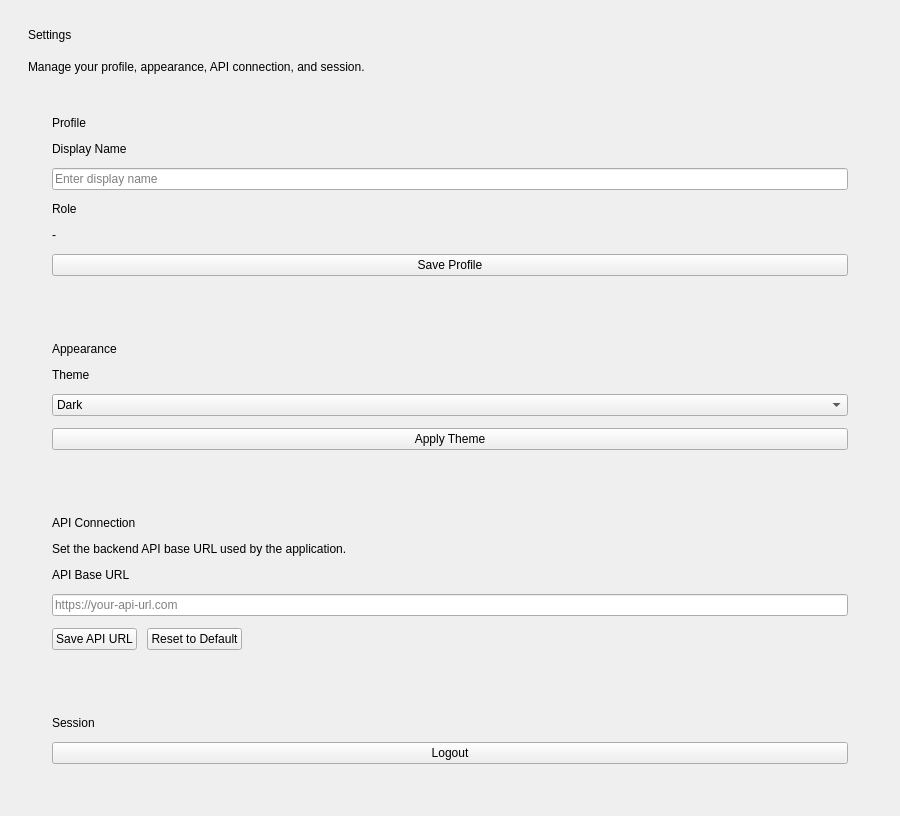
The window that InventoryQtApp/SettingsPage.ui (Felipeact/InventoryQtApp) describes before a commit, drawn with Qt 5.
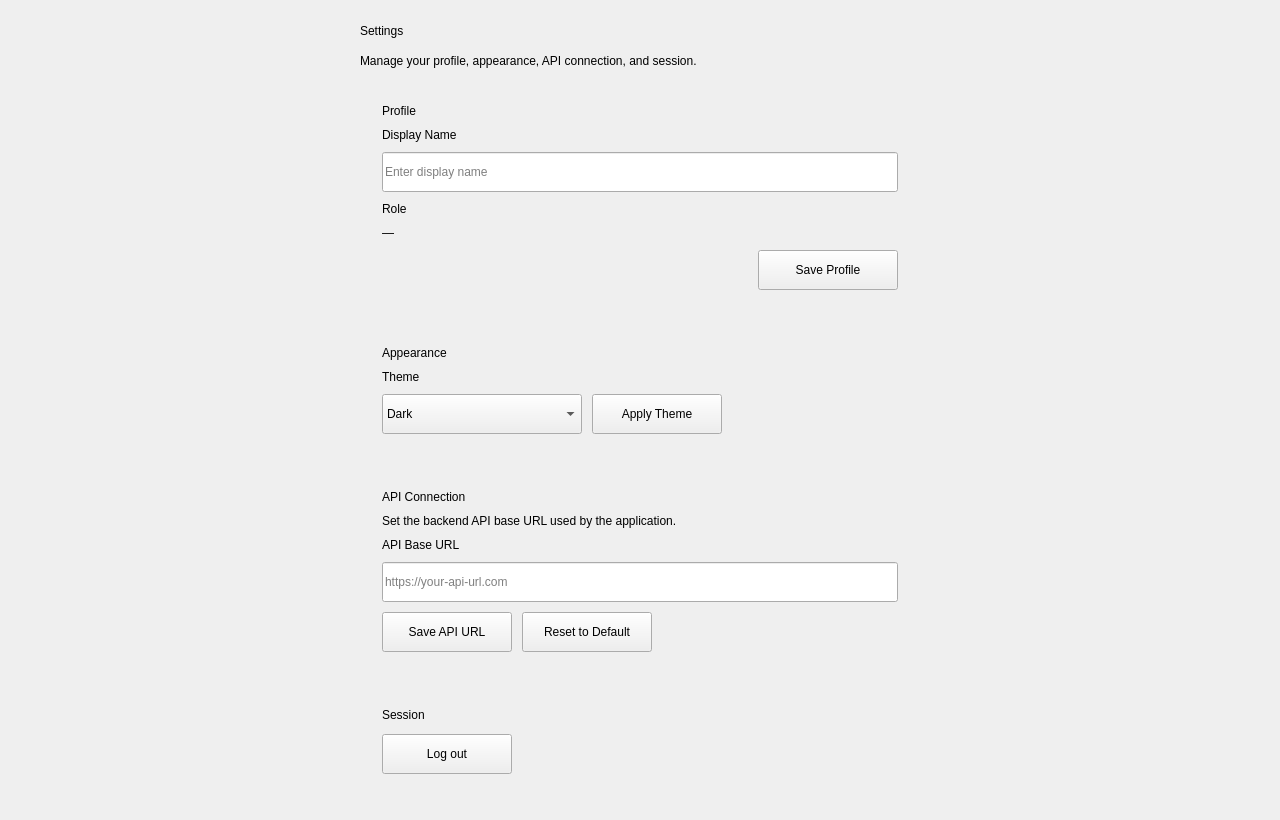
The same window after the commit.

Diff of the .ui file:
```diff
--- a/InventoryQtApp/SettingsPage.ui
+++ b/InventoryQtApp/SettingsPage.ui
@@ -3,233 +3,110 @@
 	<class>SettingsPageClass</class>
 	<widget class="QWidget" name="SettingsPageClass">
 		<property name="geometry">
-			<rect>
-				<x>0</x>
-				<y>0</y>
-				<width>900</width>
-				<height>760</height>
-			</rect>
-		</property>
-
-		<property name="styleSheet">
-			<string notr="true"/>
-		</property>
-
+   <rect><x>0</x><y>0</y><width>1280</width><height>820</height></rect>
+  </property>
+  <property name="windowTitle"><string>Settings</string></property>
+  <layout class="QHBoxLayout" name="rootLayout">
+   <property name="leftMargin"><number>24</number></property>
+   <property name="topMargin"><number>24</number></property>
+   <property name="rightMargin"><number>24</number></property>
+   <property name="bottomMargin"><number>24</number></property>
+   <property name="spacing"><number>0</number></property>
+   <item>
+    <spacer name="leftSpacer"><property name="orientation"><enum>Qt::Horizontal</enum></property><property name="sizeHint" stdset="0"><size><width>40</width><height>20</height></size></property></spacer>
+   </item>
+   <item>
+    <widget class="QWidget" name="contentColumn" native="true">
+     <property name="minimumSize"><size><width>560</width><height>0</height></size></property>
+     <property name="maximumSize"><size><width>880</width><height>16777215</height></size></property>
 		<layout class="QVBoxLayout" name="mainLayout">
-			<property name="leftMargin">
-				<number>28</number>
-			</property>
-			<property name="topMargin">
-				<number>28</number>
-			</property>
-			<property name="rightMargin">
-				<number>28</number>
-			</property>
-			<property name="bottomMargin">
-				<number>28</number>
-			</property>
-			<property name="spacing">
-				<number>18</number>
-			</property>
-
+      <property name="leftMargin"><number>0</number></property>
+      <property name="topMargin"><number>0</number></property>
+      <property name="rightMargin"><number>0</number></property>
+      <property name="bottomMargin"><number>0</number></property>
+      <property name="spacing"><number>16</number></property>
 			<item>
-				<widget class="QLabel" name="titleLabel">
-					<property name="text">
-						<string>Settings</string>
-					</property>
-				</widget>
-			</item>
-
+       <widget class="QLabel" name="titleLabel"><property name="text"><string>Settings</string></property></widget>
+      </item>
 			<item>
-				<widget class="QLabel" name="subtitleLabel">
-					<property name="text">
-						<string>Manage your profile, appearance, API connection, and session.</string>
-					</property>
-				</widget>
-			</item>
-
+       <widget class="QLabel" name="subtitleLabel"><property name="text"><string>Manage your profile, appearance, API connection, and session.</string></property></widget>
+      </item>
 			<item>
 				<widget class="QWidget" name="profileCard" native="true">
 					<layout class="QVBoxLayout" name="profileLayout">
-						<property name="leftMargin">
-							<number>24</number>
-						</property>
-						<property name="topMargin">
-							<number>24</number>
-						</property>
-						<property name="rightMargin">
-							<number>24</number>
-						</property>
-						<property name="bottomMargin">
-							<number>24</number>
-						</property>
-						<property name="spacing">
-							<number>12</number>
-						</property>
-
+         <property name="leftMargin"><number>22</number></property>
+         <property name="topMargin"><number>20</number></property>
+         <property name="rightMargin"><number>22</number></property>
+         <property name="bottomMargin"><number>20</number></property>
+         <property name="spacing"><number>10</number></property>
+         <item><widget class="QLabel" name="profileTitleLabel"><property name="text"><string>Profile</string></property></widget></item>
+         <item><widget class="QLabel" name="nameLabel"><property name="text"><string>Display Name</string></property></widget></item>
+         <item><widget class="QLineEdit" name="nameInput"><property name="minimumSize"><size><width>0</width><height>40</height></size></property><property name="placeholderText"><string>Enter display name</string></property></widget></item>
+         <item><widget class="QLabel" name="roleLabel"><property name="text"><string>Role</string></property></widget></item>
+         <item><widget class="QLabel" name="roleValueLabel"><property name="text"><string>—</string></property></widget></item>
 						<item>
-							<widget class="QLabel" name="profileTitleLabel">
-								<property name="text">
-									<string>Profile</string>
-								</property>
-							</widget>
-						</item>
-
-						<item>
-							<widget class="QLabel" name="nameLabel">
-								<property name="text">
-									<string>Display Name</string>
-								</property>
-							</widget>
-						</item>
-
-						<item>
-							<widget class="QLineEdit" name="nameInput">
-								<property name="placeholderText">
-									<string>Enter display name</string>
-								</property>
-							</widget>
-						</item>
-
-						<item>
-							<widget class="QLabel" name="roleLabel">
-								<property name="text">
-									<string>Role</string>
-								</property>
-							</widget>
-						</item>
-
-						<item>
-							<widget class="QLabel" name="roleValueLabel">
-								<property name="text">
-									<string>-</string>
-								</property>
-							</widget>
-						</item>
-
+          <layout class="QHBoxLayout" name="profileButtonLayout">
+           <item><spacer name="profileButtonSpacer"><property name="orientation"><enum>Qt::Horizontal</enum></property><property name="sizeHint" stdset="0"><size><width>40</width><height>20</height></size></property></spacer></item>
 						<item>
 							<widget class="QPushButton" name="saveProfileButton">
-								<property name="text">
-									<string>Save Profile</string>
-								</property>
+             <property name="minimumSize"><size><width>140</width><height>40</height></size></property>
+             <property name="text"><string>Save Profile</string></property>
+             <property name="cursor"><cursorShape>PointingHandCursor</cursorShape></property>
+             <property name="variant" stdset="0"><string>primary</string></property>
 							</widget>
 						</item>
 					</layout>
-				</widget>
-			</item>
-
+         </item>
+        </layout>
+       </widget>
+      </item>
 			<item>
 				<widget class="QWidget" name="appearanceCard" native="true">
 					<layout class="QVBoxLayout" name="appearanceLayout">
-						<property name="leftMargin">
-							<number>24</number>
-						</property>
-						<property name="topMargin">
-							<number>24</number>
-						</property>
-						<property name="rightMargin">
-							<number>24</number>
-						</property>
-						<property name="bottomMargin">
-							<number>24</number>
-						</property>
-						<property name="spacing">
-							<number>12</number>
-						</property>
-
+         <property name="leftMargin"><number>22</number></property>
+         <property name="topMargin"><number>20</number></property>
+         <property name="rightMargin"><number>22</number></property>
+         <property name="bottomMargin"><number>20</number></property>
+         <property name="spacing"><number>10</number></property>
+         <item><widget class="QLabel" name="appearanceTitleLabel"><property name="text"><string>Appearance</string></property></widget></item>
+         <item><widget class="QLabel" name="themeLabel"><property name="text"><string>Theme</string></property></widget></item>
 						<item>
-							<widget class="QLabel" name="appearanceTitleLabel">
-								<property name="text">
-									<string>Appearance</string>
-								</property>
-							</widget>
-						</item>
-
-						<item>
-							<widget class="QLabel" name="themeLabel">
-								<property name="text">
-									<string>Theme</string>
-								</property>
-							</widget>
-						</item>
-
+          <layout class="QHBoxLayout" name="themeRow">
+           <property name="spacing"><number>10</number></property>
 						<item>
 							<widget class="QComboBox" name="themeCombo">
-								<item>
-									<property name="text">
-										<string>Dark</string>
-									</property>
-								</item>
-								<item>
-									<property name="text">
-										<string>Light</string>
-									</property>
-								</item>
-							</widget>
-						</item>
-
+             <property name="minimumSize"><size><width>200</width><height>40</height></size></property>
+             <property name="maximumSize"><size><width>260</width><height>40</height></size></property>
+             <item><property name="text"><string>Dark</string></property></item>
+             <item><property name="text"><string>Light</string></property></item>
+            </widget>
+           </item>
 						<item>
 							<widget class="QPushButton" name="applyThemeButton">
-								<property name="text">
-									<string>Apply Theme</string>
-								</property>
-							</widget>
-						</item>
-					</layout>
-				</widget>
-			</item>
-
+             <property name="minimumSize"><size><width>130</width><height>40</height></size></property>
+             <property name="text"><string>Apply Theme</string></property>
+             <property name="cursor"><cursorShape>PointingHandCursor</cursorShape></property>
+             <property name="variant" stdset="0"><string>primary</string></property>
+            </widget>
+           </item>
+           <item><spacer name="themeSpacer"><property name="orientation"><enum>Qt::Horizontal</enum></property><property name="sizeHint" stdset="0"><size><width>40</width><height>20</height></size></property></spacer></item>
+          </layout>
+         </item>
+        </layout>
+       </widget>
+      </item>
 			<item>
 				<widget class="QWidget" name="apiCard" native="true">
 					<layout class="QVBoxLayout" name="apiLayout">
-						<property name="leftMargin">
-							<number>24</number>
-						</property>
-						<property name="topMargin">
-							<number>24</number>
-						</property>
-						<property name="rightMargin">
-							<number>24</number>
-						</property>
-						<property name="bottomMargin">
-							<number>24</number>
-						</property>
-						<property name="spacing">
-							<number>12</number>
-						</property>
-
-						<item>
-							<widget class="QLabel" name="apiTitleLabel">
-								<property name="text">
-									<string>API Connection</string>
-								</property>
-							</widget>
-						</item>
-
-						<item>
-							<widget class="QLabel" name="apiDescriptionLabel">
-								<property name="text">
-									<string>Set the backend API base URL used by the application.</string>
-								</property>
-							</widget>
-						</item>
-
-						<item>
-							<widget class="QLabel" name="apiUrlLabel">
-								<property name="text">
-									<string>API Base URL</string>
-								</property>
-							</widget>
-						</item>
-
-						<item>
-							<widget class="QLineEdit" name="apiUrlInput">
-								<property name="placeholderText">
-									<string>https://your-api-url.com</string>
-								</property>
-							</widget>
-						</item>
-
+         <property name="leftMargin"><number>22</number></property>
+         <property name="topMargin"><number>20</number></property>
+         <property name="rightMargin"><number>22</number></property>
+         <property name="bottomMargin"><number>20</number></property>
+         <property name="spacing"><number>10</number></property>
+         <item><widget class="QLabel" name="apiTitleLabel"><property name="text"><string>API Connection</string></property></widget></item>
+         <item><widget class="QLabel" name="apiDescriptionLabel"><property name="text"><string>Set the backend API base URL used by the application.</string></property></widget></item>
+         <item><widget class="QLabel" name="apiUrlLabel"><property name="text"><string>API Base URL</string></property></widget></item>
+         <item><widget class="QLineEdit" name="apiUrlInput"><property name="minimumSize"><size><width>0</width><height>40</height></size></property><property name="placeholderText"><string>https://your-api-url.com</string></property></widget></item>
 						<item>
 							<layout class="QHBoxLayout" name="apiButtonLayout">
 								<property name="spacing">
@@ -238,33 +115,20 @@
 
 								<item>
 									<widget class="QPushButton" name="saveApiUrlButton">
-										<property name="text">
-											<string>Save API URL</string>
-										</property>
-									</widget>
-								</item>
-
+             <property name="minimumSize"><size><width>130</width><height>40</height></size></property>
+             <property name="text"><string>Save API URL</string></property>
+             <property name="cursor"><cursorShape>PointingHandCursor</cursorShape></property>
+             <property name="variant" stdset="0"><string>primary</string></property>
+            </widget>
+           </item>
 								<item>
 									<widget class="QPushButton" name="resetApiUrlButton">
-										<property name="text">
-											<string>Reset to Default</string>
-										</property>
-									</widget>
-								</item>
-
-								<item>
-									<spacer name="apiButtonSpacer">
-										<property name="orientation">
-											<enum>Qt::Horizontal</enum>
-										</property>
-										<property name="sizeHint" stdset="0">
-											<size>
-												<width>40</width>
-												<height>20</height>
-											</size>
-										</property>
-									</spacer>
-								</item>
+             <property name="minimumSize"><size><width>130</width><height>40</height></size></property>
+             <property name="text"><string>Reset to Default</string></property>
+             <property name="cursor"><cursorShape>PointingHandCursor</cursorShape></property>
+            </widget>
+           </item>
+           <item><spacer name="apiButtonSpacer"><property name="orientation"><enum>Qt::Horizontal</enum></property><property name="sizeHint" stdset="0"><size><width>40</width><height>20</height></size></property></spacer></item>
 							</layout>
 						</item>
 					</layout>
@@ -274,57 +138,39 @@
 			<item>
 				<widget class="QWidget" name="sessionCard" native="true">
 					<layout class="QVBoxLayout" name="sessionLayout">
-						<property name="leftMargin">
-							<number>24</number>
-						</property>
-						<property name="topMargin">
-							<number>24</number>
-						</property>
-						<property name="rightMargin">
-							<number>24</number>
-						</property>
-						<property name="bottomMargin">
-							<number>24</number>
-						</property>
-						<property name="spacing">
-							<number>12</number>
-						</property>
-
+         <property name="leftMargin"><number>22</number></property>
+         <property name="topMargin"><number>20</number></property>
+         <property name="rightMargin"><number>22</number></property>
+         <property name="bottomMargin"><number>20</number></property>
+         <property name="spacing"><number>12</number></property>
+         <item><widget class="QLabel" name="sessionTitleLabel"><property name="text"><string>Session</string></property></widget></item>
 						<item>
-							<widget class="QLabel" name="sessionTitleLabel">
-								<property name="text">
-									<string>Session</string>
-								</property>
-							</widget>
-						</item>
-
+          <layout class="QHBoxLayout" name="sessionRow">
 						<item>
 							<widget class="QPushButton" name="logoutButton">
-								<property name="text">
-									<string>Logout</string>
-								</property>
-							</widget>
-						</item>
-					</layout>
-				</widget>
-			</item>
-
+             <property name="minimumSize"><size><width>130</width><height>40</height></size></property>
+             <property name="text"><string>Log out</string></property>
+             <property name="cursor"><cursorShape>PointingHandCursor</cursorShape></property>
+             <property name="variant" stdset="0"><string>danger</string></property>
+            </widget>
+           </item>
+           <item><spacer name="sessionSpacer"><property name="orientation"><enum>Qt::Horizontal</enum></property><property name="sizeHint" stdset="0"><size><width>40</width><height>20</height></size></property></spacer></item>
+          </layout>
+         </item>
+        </layout>
+       </widget>
+      </item>
 			<item>
-				<spacer name="verticalSpacer">
-					<property name="orientation">
-						<enum>Qt::Vertical</enum>
-					</property>
-					<property name="sizeHint" stdset="0">
-						<size>
-							<width>20</width>
-							<height>40</height>
-						</size>
-					</property>
-				</spacer>
+       <spacer name="verticalSpacer"><property name="orientation"><enum>Qt::Vertical</enum></property><property name="sizeHint" stdset="0"><size><width>20</width><height>40</height></size></property></spacer>
 			</item>
 		</layout>
 	</widget>
-
+   </item>
+   <item>
+    <spacer name="rightSpacer"><property name="orientation"><enum>Qt::Horizontal</enum></property><property name="sizeHint" stdset="0"><size><width>40</width><height>20</height></size></property></spacer>
+   </item>
+  </layout>
+ </widget>
 	<resources/>
 	<connections/>
 </ui>
```
Left out of the diff: 6 changed lines with no effect on the pictures. Lines whose indentation alone changed are shown as unchanged.
